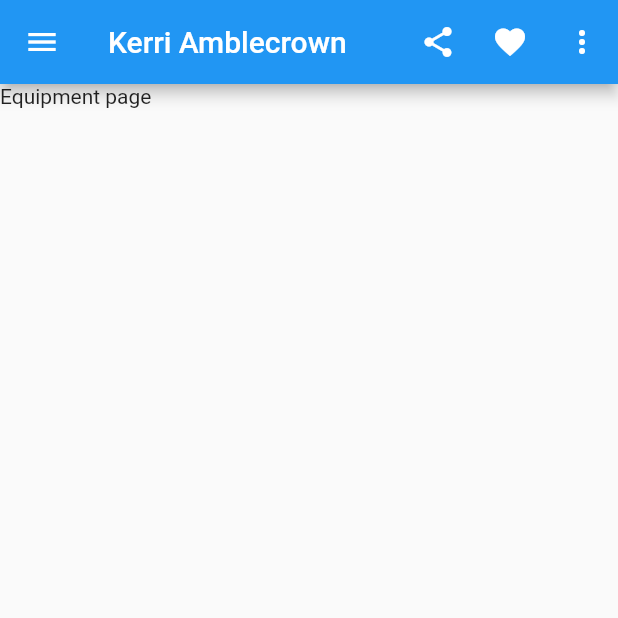
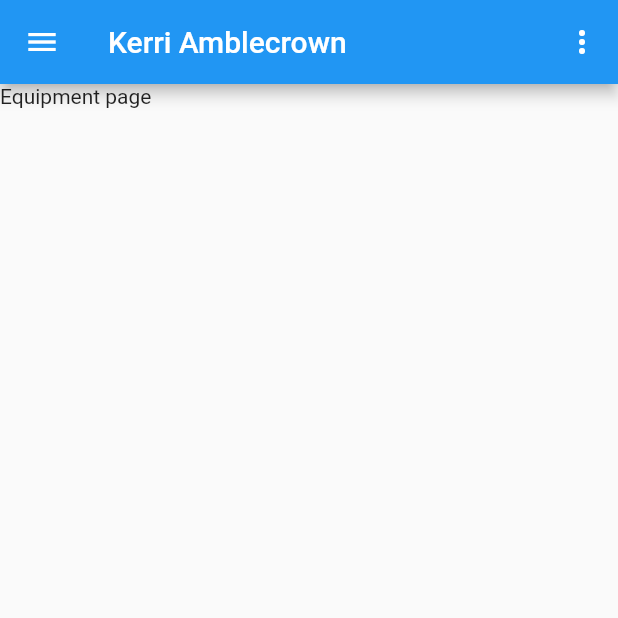
Before and after one commit to zoepj/d_and_d, a Flutter app: the screen it shows after launch, on a phone screen of 412 x 824 dp, the top half of it. Run offline on Flutter 3.47's test engine with Material 2 defaults, Android fonts, the phone set to English and light mode, and no system bars; our stand-ins replace flutter_riverpod.

Commit message:
suppressing share and fav button

```diff
--- a/lib/widgets/character/character_main_page.dart
+++ b/lib/widgets/character/character_main_page.dart
@@ -67,18 +67,6 @@ class _CharacterMainPageState extends State<CharacterMainPage>
         title: Text(widget.character.name),
         actions: <Widget>[
           IconButton(
-            icon: const Icon(Icons.share),
-            onPressed: () {
-              // handle the press
-            },
-          ),
-          IconButton(
-            icon: const Icon(Icons.favorite),
-            onPressed: () {
-              // handle the press
-            },
-          ),
-          IconButton(
             icon: const Icon(Icons.more_vert),
             tooltip: 'Open shopping cart',
             onPressed: () {
```
